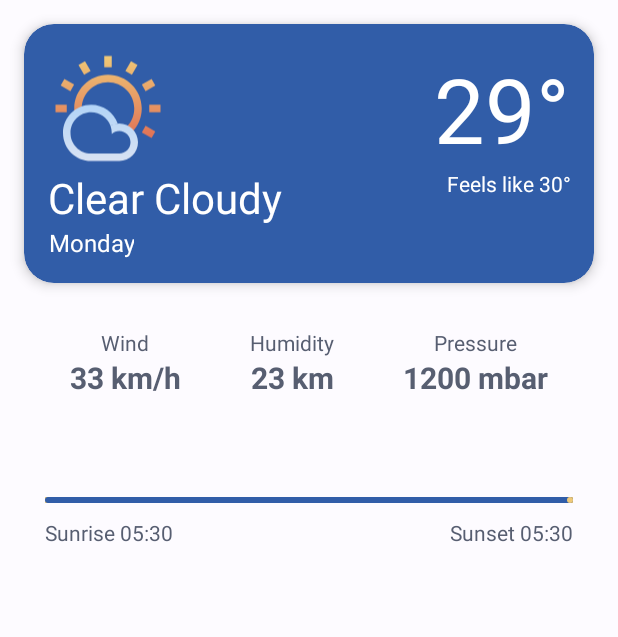
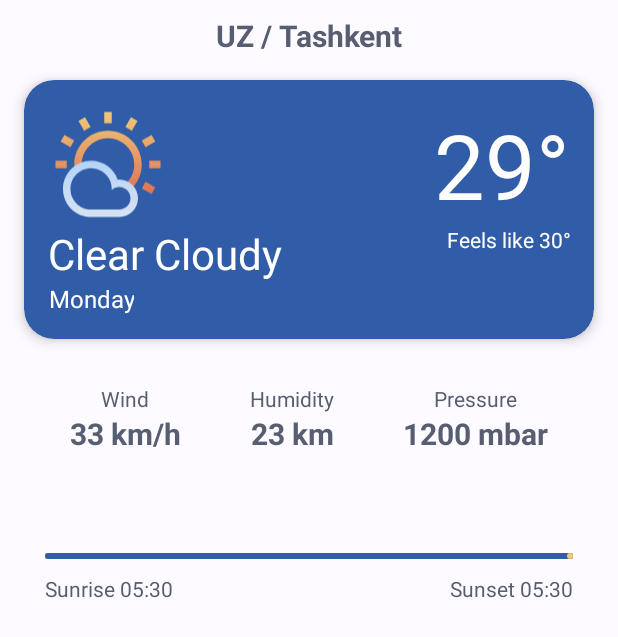
Before and after one commit to r-khvstnv/PinPlace, an Android app: the layout fragment_weather.xml on its own in the app's theme, with its tools: preview values and no code run, on a phone screen of 412 x 824 dp. Shown: the top 637 px of the screen. Run offline under Robolectric (Android 15) with nearby library versions, the phone set to English and light mode, and no system bars.

Commit message:
Finished implementation of Weather feature

```diff
--- a/app/build.gradle
+++ b/app/build.gradle
@@ -42,7 +42,7 @@ dependencies {
 
     implementation 'androidx.core:core-ktx:1.7.0'
     implementation 'androidx.appcompat:appcompat:1.4.1'
-    implementation 'com.google.android.material:material:1.5.0'
+    implementation 'com.google.android.material:material:1.6.0'
     implementation 'androidx.constraintlayout:constraintlayout:2.1.3'
     implementation 'androidx.lifecycle:lifecycle-livedata-ktx:2.4.1'
     implementation 'androidx.lifecycle:lifecycle-viewmodel-ktx:2.4.1'
@@ -68,4 +68,6 @@ dependencies {
     //glide
     implementation 'com.github.bumptech.glide:glide:4.13.0'
     kapt 'com.github.bumptech.glide:compiler:4.13.0'
+    //gp services
+    implementation 'com.google.android.gms:play-services-location:19.0.1'
 }
--- a/app/src/main/AndroidManifest.xml
+++ b/app/src/main/AndroidManifest.xml
@@ -3,6 +3,8 @@
     package="com.rkhvstnv.pinplace">
 
     <uses-permission android:name="android.permission.INTERNET"/>
+    <uses-permission android:name="android.permission.ACCESS_COARSE_LOCATION"/>
+    <uses-permission android:name="android.permission.ACCESS_FINE_LOCATION"/>
 
     <application
         android:name=".di.PinPlaceApplication"
@@ -22,5 +24,4 @@
             </intent-filter>
         </activity>
     </application>
-
 </manifest>
--- a/app/src/main/java/com/rkhvstnv/pinplace/utils/Constants.kt
+++ b/app/src/main/java/com/rkhvstnv/pinplace/utils/Constants.kt
@@ -11,4 +11,7 @@ object Constants {
     const val WEATHER_API_EXCLUDE = "exclude"
     const val WEATHER_API_EXCLUDED_VALUE = "minutely,alerts"
     const val WEATHER_API_ID = "appid"
+    //weather shared preferences
+    const val WEATHER_SHARED_PREF = "WeatherSharedPref"
+    const val WEATHER_SHARED_JSON_STRING = "WeatherSharedJsonString"
 }
--- a/app/src/main/java/com/rkhvstnv/pinplace/utils/Extensions.kt
+++ b/app/src/main/java/com/rkhvstnv/pinplace/utils/Extensions.kt
@@ -1,10 +1,13 @@
 package com.rkhvstnv.pinplace.utils
 
 import android.content.Context
+import android.location.Address
+import android.location.Geocoder
 import android.widget.ImageView
 import com.bumptech.glide.Glide
 import com.rkhvstnv.pinplace.di.PinPlaceApplication
 import com.rkhvstnv.pinplace.di.app.AppComponent
+import java.util.*
 
 val Context.appComponent: AppComponent
     get() = when(this){
--- a/app/src/main/res/layout/fragment_weather.xml
+++ b/app/src/main/res/layout/fragment_weather.xml
@@ -2,7 +2,7 @@
 <androidx.swiperefreshlayout.widget.SwipeRefreshLayout xmlns:android="http://schemas.android.com/apk/res/android"
     xmlns:app="http://schemas.android.com/apk/res-auto"
     xmlns:tools="http://schemas.android.com/tools"
-    android:id="@+id/sr_weather_layout"
+    android:id="@+id/sw_ref_weather_layout"
     android:layout_width="match_parent"
     android:layout_height="match_parent"
     tools:context=".ui.weather.WeatherFragment">
@@ -10,11 +10,24 @@
     <androidx.core.widget.NestedScrollView
         android:id="@+id/nsv_weather"
         android:layout_width="match_parent"
-        android:layout_height="wrap_content">
+        android:layout_height="wrap_content"
+        android:visibility="gone"
+        tools:visibility="visible">
 
         <androidx.constraintlayout.widget.ConstraintLayout
             android:layout_width="match_parent"
             android:layout_height="wrap_content">
+
+            <TextView
+                android:id="@+id/tv_current_location"
+                style="@style/WeatherDetailsTextView"
+                android:layout_width="wrap_content"
+                android:layout_height="wrap_content"
+                android:layout_marginTop="@dimen/weather_curr_location_margin_top"
+                app:layout_constraintEnd_toEndOf="parent"
+                app:layout_constraintStart_toStartOf="parent"
+                app:layout_constraintTop_toTopOf="parent"
+                tools:text="UZ / Tashkent" />
 
 
             <!--Current Weather -->
@@ -26,7 +39,7 @@
                 android:layout_margin="@dimen/weather_inner_margin"
                 app:layout_constraintEnd_toEndOf="parent"
                 app:layout_constraintStart_toStartOf="parent"
-                app:layout_constraintTop_toTopOf="parent">
+                app:layout_constraintTop_toBottomOf="@id/tv_current_location">
 
                 <androidx.constraintlayout.widget.ConstraintLayout
                     android:layout_width="match_parent"
@@ -42,10 +55,10 @@
                         android:minWidth="@dimen/weather_image_size"
                         android:minHeight="@dimen/weather_image_size"
                         android:scaleType="fitCenter"
-                        android:src="@drawable/ic_clear_cloudy"
                         app:layout_constraintBottom_toBottomOf="@id/tv_temperature"
                         app:layout_constraintStart_toStartOf="parent"
-                        app:layout_constraintTop_toTopOf="@id/tv_temperature" />
+                        app:layout_constraintTop_toTopOf="@id/tv_temperature"
+                        tools:src="@drawable/ic_clear_cloudy" />
 
                     <TextView
                         android:id="@+id/tv_weather_title"
@@ -96,10 +109,8 @@
                         app:layout_constraintEnd_toEndOf="@id/_temperature_sign"
                         app:layout_constraintTop_toBottomOf="@id/tv_temperature"
                         tools:text="Feels like 30°" />
-
                 </androidx.constraintlayout.widget.ConstraintLayout>
             </com.google.android.material.card.MaterialCardView>
-
 
             <!--Weather Details-->
             <TextView
@@ -212,6 +223,7 @@
                 app:layout_constraintTop_toTopOf="@id/tv_sunrise"
                 tools:text="Sunset 05:30" />
 
+            <!--Day Forecast-->
             <com.google.android.material.card.MaterialCardView
                 android:id="@+id/_card_rv"
                 style="@style/WeatherCardViewSecondary"
--- a/app/src/main/res/values/dimens.xml
+++ b/app/src/main/res/values/dimens.xml
@@ -7,6 +7,7 @@
     <dimen name="card_radius">20dp</dimen>
 
     <!--Weather-->
+    <dimen name="weather_curr_location_margin_top">10dp</dimen>
     <dimen name="weather_inner_margin">16dp</dimen>
     <dimen name="weather_card_padding_horizontal">16dp</dimen>
     <dimen name="weather_card_padding_vertical">16dp</dimen>
--- a/app/src/main/res/values/strings.xml
+++ b/app/src/main/res/values/strings.xml
@@ -17,4 +17,5 @@
     <string name="st_m_bar">mbar</string>
     <string name="st_sunrise">Sunrise</string>
     <string name="st_sunset">Sunset</string>
+    <string name="st_permission_is_not_granted">Permission required for this Feature is Not Granted</string>
 </resources>
--- a/build.gradle
+++ b/build.gradle
@@ -1,7 +1,7 @@
 // Top-level build file where you can add configuration options common to all sub-projects/modules.
 plugins {
-    id 'com.android.application' version '7.1.3' apply false
-    id 'com.android.library' version '7.1.3' apply false
+    id 'com.android.application' version '7.2.0' apply false
+    id 'com.android.library' version '7.2.0' apply false
     id 'org.jetbrains.kotlin.android' version '1.6.21' apply false
 }
 
```
Also changed, not shown: app/src/main/java/com/rkhvstnv/pinplace/ui/BaseFragment.kt (added, +17 -0 lines), app/src/main/java/com/rkhvstnv/pinplace/ui/weather/WeatherFragment.kt (+130 -25 lines), app/src/main/java/com/rkhvstnv/pinplace/ui/weather/WeatherViewModel.kt (+25 -12 lines), app/src/main/java/com/rkhvstnv/pinplace/utils/WeatherUtils.kt (+12 -0 lines), gradle/wrapper/gradle-wrapper.properties.
